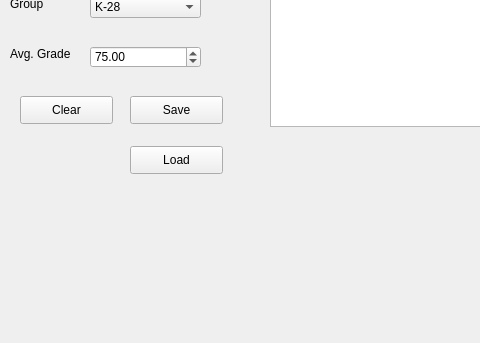
Qt form qt/StudentsDataManager/mainwindow.ui (kzhereb/knu-ips-ooop-2020-2021) before a commit; both pictures show x 0 to 480 and y 121 to 464 of the 947 by 464 pixel window.
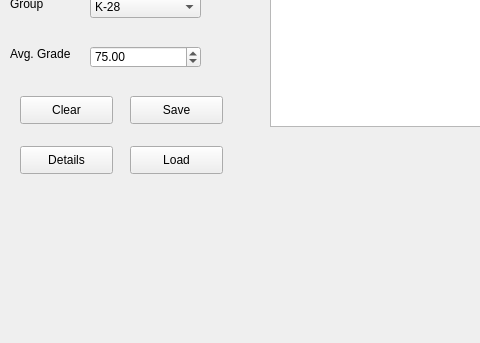
The same form after that commit.

Commit message:
Added another window for student details
May need to add signal for student details changed

What changed in the file:
```diff
--- a/qt/StudentsDataManager/mainwindow.ui
+++ b/qt/StudentsDataManager/mainwindow.ui
@@ -178,6 +178,19 @@
      <string>Load</string>
     </property>
    </widget>
+   <widget class="QPushButton" name="btnDetails">
+    <property name="geometry">
+     <rect>
+      <x>20</x>
+      <y>250</y>
+      <width>93</width>
+      <height>28</height>
+     </rect>
+    </property>
+    <property name="text">
+     <string>Details</string>
+    </property>
+   </widget>
   </widget>
   <widget class="QToolBar" name="mainToolBar">
    <attribute name="toolBarArea">
```
The commit also changes 8 other files.
